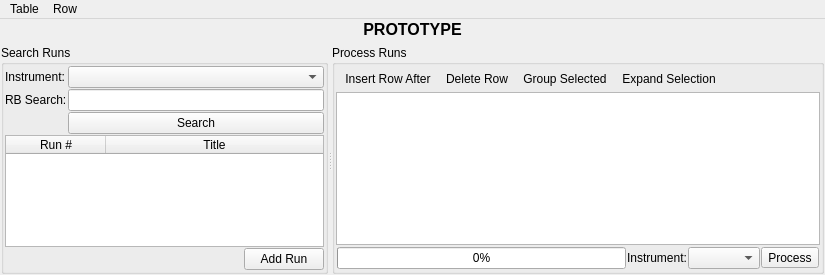
Above: Code/Mantid/MantidQt/CustomInterfaces/inc/MantidQtCustomInterfaces/ReflMainWidget.ui from mantidproject/mantid before the change. Below: the same form after it.
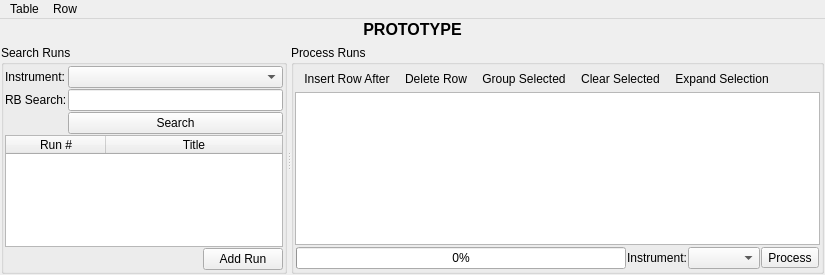
That is the form after the change. Icons and pictures are not drawn.

Commit message: Refs #10440 Add clear row method

Diff of the .ui file:
```diff
--- a/Code/Mantid/MantidQt/CustomInterfaces/inc/MantidQtCustomInterfaces/ReflMainWidget.ui
+++ b/Code/Mantid/MantidQt/CustomInterfaces/inc/MantidQtCustomInterfaces/ReflMainWidget.ui
@@ -239,6 +239,7 @@
             <addaction name="actionAppendRow"/>
             <addaction name="actionDeleteRow"/>
             <addaction name="actionGroupRows"/>
+            <addaction name="actionClearSelected"/>
             <addaction name="actionExpandSelection"/>
            </widget>
           </item>
@@ -484,6 +485,15 @@
     <string>Set options for the Reflectometry UI</string>
    </property>
   </action>
+  <action name="actionClearSelected">
+   <property name="icon">
+    <iconset resource="../../../../MantidPlot/icons/icons.qrc">
+     <normaloff>:/erase.png</normaloff>:/erase.png</iconset>
+   </property>
+   <property name="text">
+    <string>Clear Selected</string>
+   </property>
+  </action>
  </widget>
  <tabstops>
   <tabstop>comboSearchInstrument</tabstop>
```
Left out of the diff: 1 changed line with no effect on the pictures. The commit also changes 5 other files.
